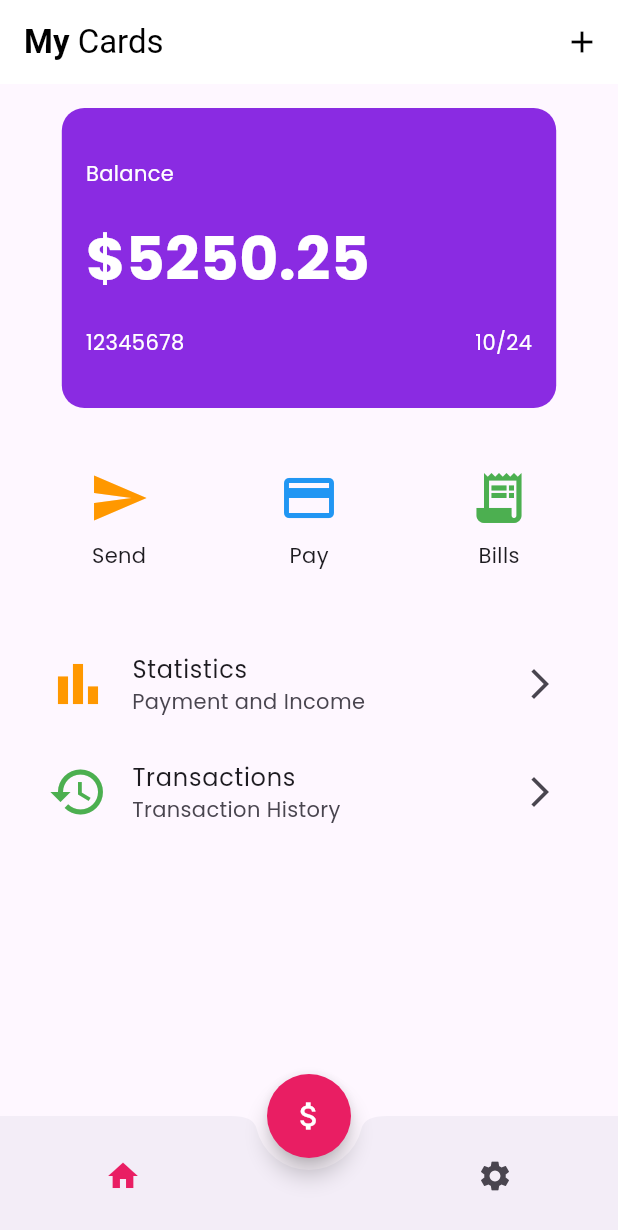
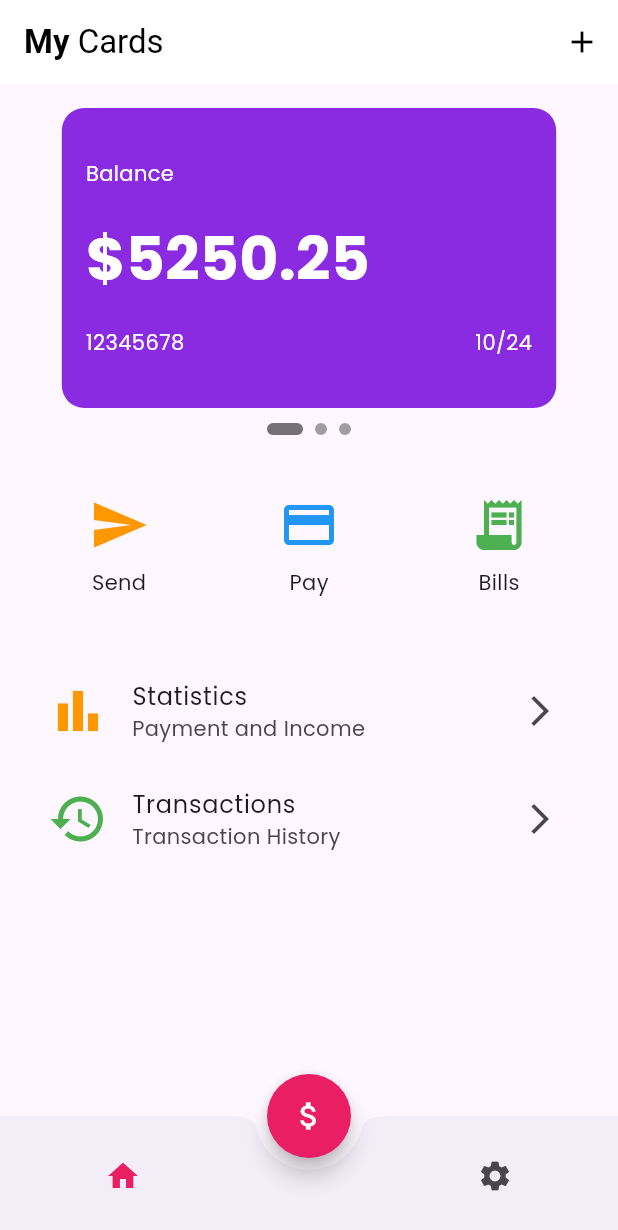
Before and after one commit to GianMen91/flutter_wallet_app_ui, a Flutter app: the screen it shows after launch, on a phone screen of 412 x 824 dp. Shown: the top 1230 px of the screen. Run offline on Flutter 3.47's test engine with Material 3 defaults, Android fonts, the phone set to English and light mode, and no system bars; drawn by our look-alikes of carousel_slider, smooth_page_indicator; our stand-ins replace google_fonts.

```diff
--- a/lib/main.dart
+++ b/lib/main.dart
@@ -1,6 +1,7 @@
 import 'package:flutter/material.dart';
 import 'package:google_fonts/google_fonts.dart';
 import 'package:carousel_slider/carousel_slider.dart';
+import 'package:smooth_page_indicator/smooth_page_indicator.dart';
 
 void main() {
   runApp(const MyApp());
@@ -12,6 +13,7 @@ class MyApp extends StatelessWidget {
   @override
   Widget build(BuildContext context) {
     return MaterialApp(
+      debugShowCheckedModeBanner: false,
       title: 'Flutter Wallet App',
       theme: ThemeData(
         primarySwatch: Colors.teal,
@@ -22,8 +24,16 @@ class MyApp extends StatelessWidget {
   }
 }
 
-class WalletHome extends StatelessWidget {
+class WalletHome extends StatefulWidget {
   WalletHome({super.key});
+
+  @override
+  State<WalletHome> createState() => _WalletHomeState();
+}
+
+class _WalletHomeState extends State<WalletHome> {
+
+  int activeIndex = 0;
 
   final List<Map<String, String>> cards = [
     {
@@ -130,8 +140,24 @@ class WalletHome extends StatelessWidget {
                 height: 200,
                 enlargeCenterPage: true,
                 enableInfiniteScroll: false,
-                viewportFraction:
-                    0.9, // Slightly larger to ensure the width is noticeable
+                viewportFraction: 0.9, // Slightly larger to ensure the width is noticeable
+                onPageChanged: (index, reason) {
+                  setState(() {
+                    activeIndex = index;
+                  });
+                },
+              ),
+            ),
+            const SizedBox(height: 10),
+            Center(
+              child: AnimatedSmoothIndicator(
+                activeIndex: activeIndex,
+                count: cards.length,
+                effect: const ExpandingDotsEffect(
+                  dotHeight: 8,
+                  dotWidth: 8,
+                  activeDotColor: Colors.black54,
+                ),
               ),
             ),
             const SizedBox(height: 40),
```
